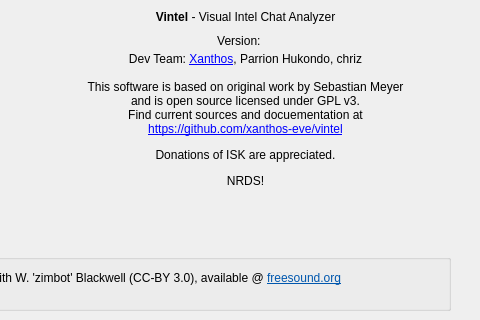
Xanthos-Code/vintel, file src/vi/ui/Info.ui: the form before one commit; both pictures show x 220 to 700 and y 0 to 320 of the 700 by 560 pixel window.
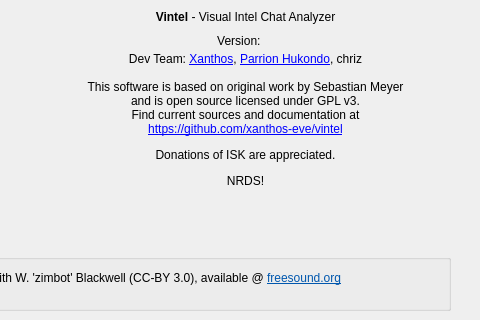
The form after the commit.

Commit message: Typo correction, added e-mail

The edit to the form file:
```diff
--- a/src/vi/ui/Info.ui
+++ b/src/vi/ui/Info.ui
@@ -750,7 +750,7 @@
     </rect>
    </property>
    <property name="text">
-    <string>&lt;html&gt;&lt;head/&gt;&lt;body&gt;&lt;p align=&quot;center&quot;&gt;&lt;span style=&quot; font-weight:600;&quot;&gt;Vintel&lt;/span&gt; - Visual Intel Chat Analyzer&lt;br/&gt;&lt;br/&gt;&lt;br/&gt;Dev Team: &lt;a href=&quot;xanthos.eve@gmail.com&quot;&gt;&lt;span style=&quot; text-decoration: underline; color:#0000ff;&quot;&gt;Xanthos&lt;/span&gt;&lt;/a&gt;, Parrion Hukondo, chriz&lt;br/&gt;&lt;br/&gt;This software is based on original work by Sebastian Meyer &lt;br/&gt;and is open source licensed under GPL v3.&lt;br/&gt;Find current sources and docuementation at&lt;br/&gt;&lt;a href=&quot;https://github.com/XanthosX/vintel&quot;&gt;&lt;span style=&quot; text-decoration: underline; color:#0000ff;&quot;&gt;https://github.com/xanthos-eve/vintel&lt;/span&gt;&lt;/a&gt;&lt;/p&gt;&lt;p align=&quot;center&quot;&gt;Donations of ISK are appreciated.&lt;/p&gt;&lt;p align=&quot;center&quot;&gt;NRDS!&lt;/p&gt;&lt;/body&gt;&lt;/html&gt;</string>
+    <string>&lt;html&gt;&lt;head/&gt;&lt;body&gt;&lt;p align=&quot;center&quot;&gt;&lt;span style=&quot; font-weight:600;&quot;&gt;Vintel&lt;/span&gt; - Visual Intel Chat Analyzer&lt;br/&gt;&lt;br/&gt;&lt;br/&gt;Dev Team: &lt;a href=&quot;xanthos.eve@gmail.com&quot;&gt;&lt;span style=&quot; text-decoration: underline; color:#0000ff;&quot;&gt;Xanthos&lt;/span&gt;&lt;/a&gt;, &lt;a href=&quot;lightlazer@gmail.com&quot;&gt;&lt;span style=&quot; text-decoration: underline; color:#0000ff;&quot;&gt;Parrion Hukondo&lt;/span&gt;&lt;/a&gt;, chriz&lt;br/&gt;&lt;br/&gt;This software is based on original work by Sebastian Meyer &lt;br/&gt;and is open source licensed under GPL v3.&lt;br/&gt;Find current sources and documentation at&lt;br/&gt;&lt;a href=&quot;https://github.com/XanthosX/vintel&quot;&gt;&lt;span style=&quot; text-decoration: underline; color:#0000ff;&quot;&gt;https://github.com/xanthos-eve/vintel&lt;/span&gt;&lt;/a&gt;&lt;/p&gt;&lt;p align=&quot;center&quot;&gt;Donations of ISK are appreciated.&lt;/p&gt;&lt;p align=&quot;center&quot;&gt;NRDS!&lt;/p&gt;&lt;/body&gt;&lt;/html&gt;</string>
    </property>
    <property name="alignment">
     <set>Qt::AlignHCenter|Qt::AlignTop</set>
```
